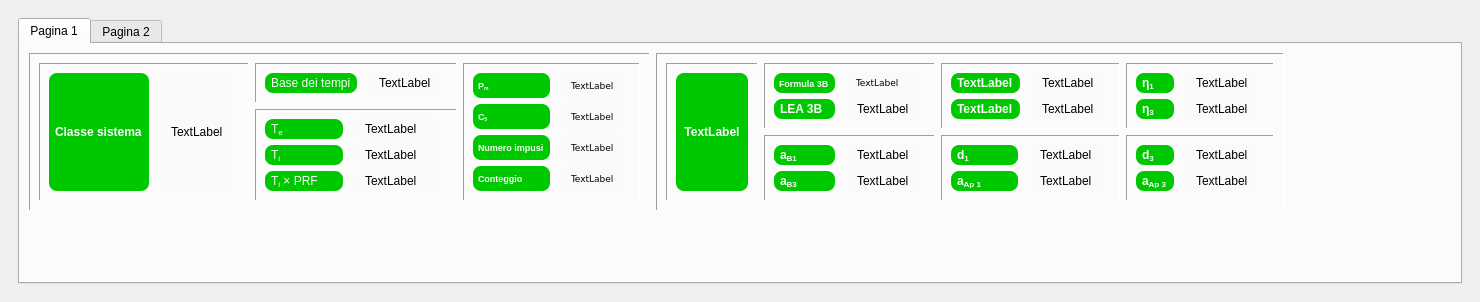
Above: docklea.ui from crocodile119/Laser-Studio before the change. Below: the same form after it.
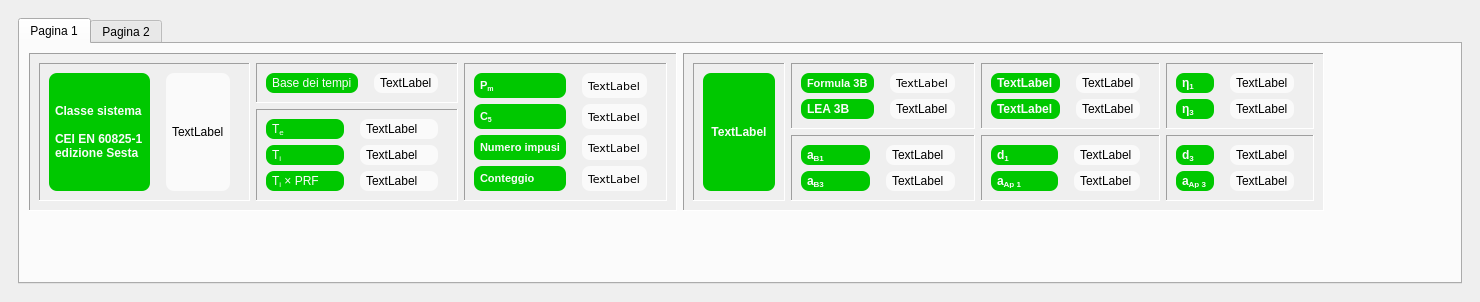
That is the form after the change. The open tabs and pages were chosen to show the change.

What changed in the file:
```diff
--- a/docklea.ui
+++ b/docklea.ui
@@ -18,10 +18,13 @@
   </property>
   <property name="minimumSize">
    <size>
-    <width>87</width>
-    <height>109</height>
+    <width>107</width>
+    <height>133</height>
    </size>
   </property>
+  <property name="autoFillBackground">
+   <bool>true</bool>
+  </property>
   <property name="styleSheet">
    <string notr="true"/>
   </property>
@@ -50,6 +53,12 @@
        <layout class="QGridLayout" name="gridLayout_16">
         <item row="1" column="0">
          <widget class="QTabWidget" name="tabWidget">
+          <property name="autoFillBackground">
+           <bool>false</bool>
+          </property>
+          <property name="inputMethodHints">
+           <set>Qt::ImhNone</set>
+          </property>
           <property name="tabPosition">
            <enum>QTabWidget::North</enum>
           </property>
@@ -63,6 +72,9 @@
            <layout class="QGridLayout" name="gridLayout_13">
             <item row="0" column="0">
              <widget class="QFrame" name="frame_counting">
+              <property name="autoFillBackground">
+               <bool>true</bool>
+              </property>
               <property name="frameShape">
                <enum>QFrame::Panel</enum>
               </property>
@@ -227,7 +239,7 @@
                    <widget class="QLabel" name="tC5_Label">
                     <property name="font">
                      <font>
-                      <pointsize>7</pointsize>
+                      <pointsize>8</pointsize>
                       <weight>75</weight>
                       <bold>true</bold>
                      </font>
@@ -250,7 +262,7 @@
                     <property name="font">
                      <font>
                       <family>Verdana</family>
-                      <pointsize>7</pointsize>
+                      <pointsize>8</pointsize>
                       <weight>50</weight>
                       <bold>false</bold>
                      </font>
@@ -275,7 +287,7 @@
                    <widget class="QLabel" name="tPulseNumberLabel">
                     <property name="font">
                      <font>
-                      <pointsize>7</pointsize>
+                      <pointsize>8</pointsize>
                       <weight>75</weight>
                       <bold>true</bold>
                      </font>
@@ -298,7 +310,7 @@
                     <property name="font">
                      <font>
                       <family>Verdana</family>
-                      <pointsize>7</pointsize>
+                      <pointsize>8</pointsize>
                       <weight>50</weight>
                       <bold>false</bold>
                      </font>
@@ -320,7 +332,7 @@
                    <widget class="QLabel" name="tMeanPowerLabel">
                     <property name="font">
                      <font>
-                      <pointsize>7</pointsize>
+                      <pointsize>8</pointsize>
                       <weight>75</weight>
                       <bold>true</bold>
                      </font>
@@ -343,7 +355,7 @@
                     <property name="font">
                      <font>
                       <family>Verdana</family>
-                      <pointsize>7</pointsize>
+                      <pointsize>8</pointsize>
                       <weight>50</weight>
                       <bold>false</bold>
                      </font>
@@ -365,7 +377,7 @@
                    <widget class="QLabel" name="tCountingLabel">
                     <property name="font">
                      <font>
-                      <pointsize>7</pointsize>
+                      <pointsize>8</pointsize>
                       <weight>75</weight>
                       <bold>true</bold>
                      </font>
@@ -388,7 +400,7 @@
                     <property name="font">
                      <font>
                       <family>Verdana</family>
-                      <pointsize>7</pointsize>
+                      <pointsize>8</pointsize>
                       <weight>50</weight>
                       <bold>false</bold>
                      </font>
@@ -414,6 +426,9 @@
                </item>
                <item row="0" column="0" rowspan="2">
                 <widget class="QFrame" name="frame_class">
+                 <property name="autoFillBackground">
+                  <bool>false</bool>
+                 </property>
                  <property name="frameShape">
                   <enum>QFrame::Panel</enum>
                  </property>
@@ -444,7 +459,7 @@
 margin-right: 10px}</string>
                     </property>
                     <property name="text">
-                     <string>Classe sistema</string>
+                     <string>&lt;p&gt;Classe sistema&lt;br&gt;&lt;br&gt;CEI EN 60825-1 &lt;br&gt;edizione Sesta&lt;/p&gt;</string>
                     </property>
                    </widget>
                   </item>
@@ -471,6 +486,9 @@
             </item>
             <item row="0" column="1">
              <widget class="QFrame" name="frame_base">
+              <property name="autoFillBackground">
+               <bool>true</bool>
+              </property>
               <property name="frameShape">
                <enum>QFrame::Panel</enum>
               </property>
@@ -927,7 +945,7 @@
                     <property name="font">
                      <font>
                       <family>Verdana</family>
-                      <pointsize>7</pointsize>
+                      <pointsize>8</pointsize>
                      </font>
                     </property>
                     <property name="styleSheet">
@@ -947,7 +965,7 @@
                    <widget class="QLabel" name="tFormulaLEA_Label">
                     <property name="font">
                      <font>
-                      <pointsize>7</pointsize>
+                      <pointsize>8</pointsize>
                       <weight>75</weight>
                       <bold>true</bold>
                      </font>
```
Left out of the diff: 16 changed lines with no effect on the pictures.
